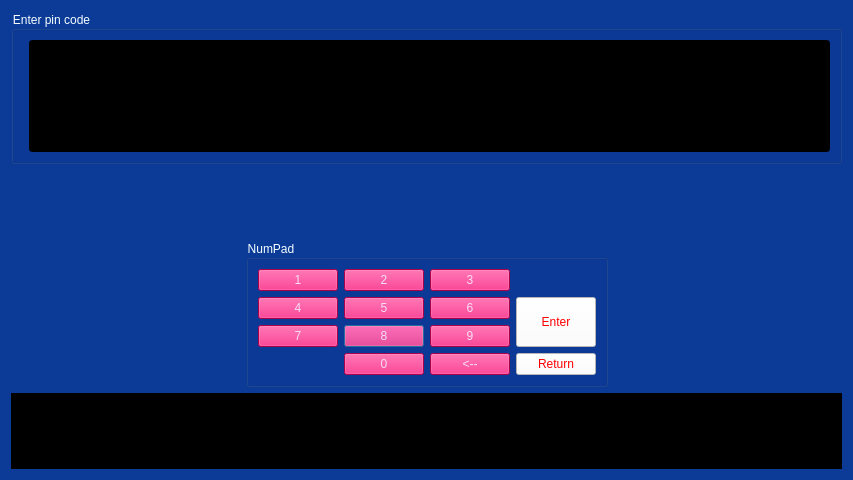
Above: CarpeDiem/pinwindow.ui from DenDiem/ATM-CarpeDiem before the change. Below: the same form after it.
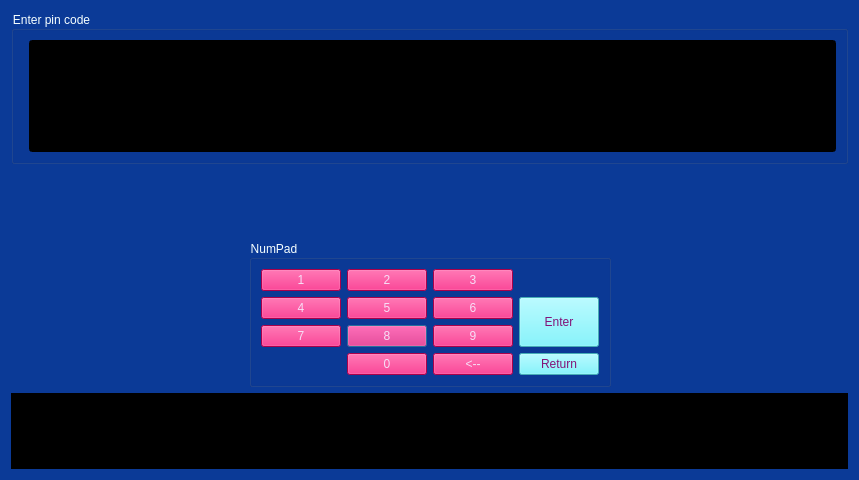
That is the form after the change.

```diff
--- a/CarpeDiem/pinwindow.ui
+++ b/CarpeDiem/pinwindow.ui
@@ -6,7 +6,7 @@
    <rect>
     <x>0</x>
     <y>0</y>
-    <width>853</width>
+    <width>859</width>
     <height>480</height>
    </rect>
   </property>
@@ -201,8 +201,8 @@
          </sizepolicy>
         </property>
         <property name="styleSheet">
-         <string notr="true">color: rgb(255, 0, 0);
-background-color: rgb(255, 255, 255);
+         <string notr="true">color: rgb(130, 18, 119);
+background-color: rgb(97, 242, 255);
 font: 75 18pt &quot;MS Shell Dlg 2&quot;;</string>
         </property>
         <property name="text">
@@ -213,8 +213,8 @@
       <item row="4" column="3">
        <widget class="QPushButton" name="pushButton">
         <property name="styleSheet">
-         <string notr="true">color: rgb(255, 0, 0);
-background-color: rgb(255, 255, 255);
+         <string notr="true">color: rgb(130, 18, 119);
+background-color: rgb(97, 242, 255);
 font: 75 18pt &quot;MS Shell Dlg 2&quot;;</string>
         </property>
         <property name="text">
```
